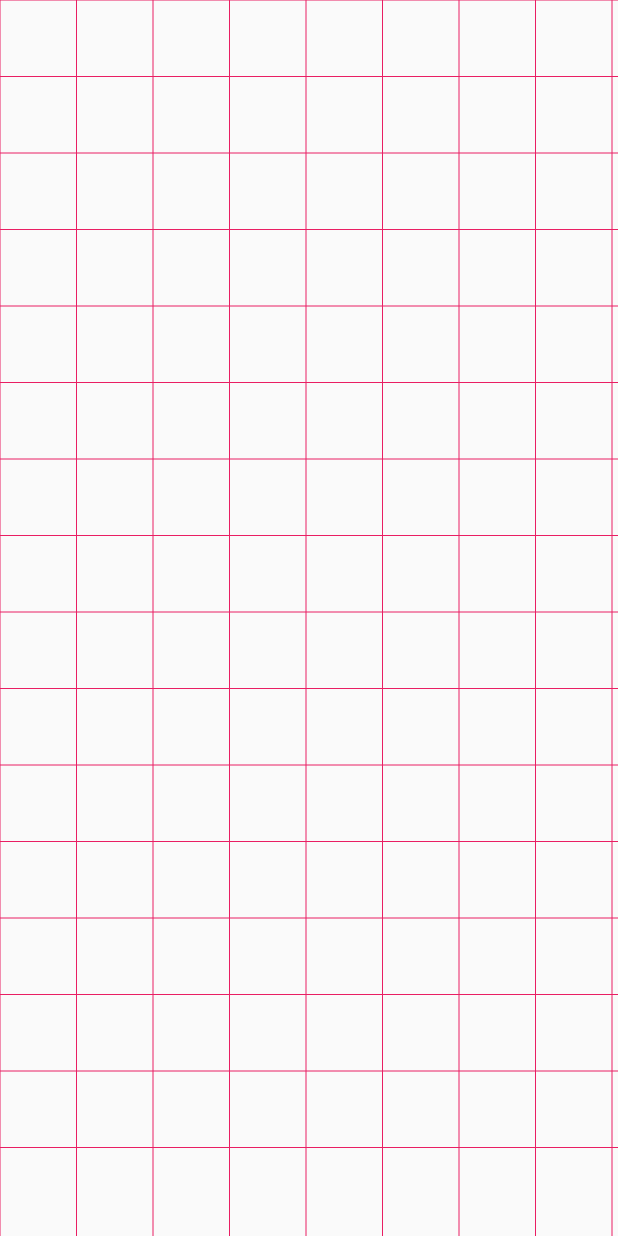
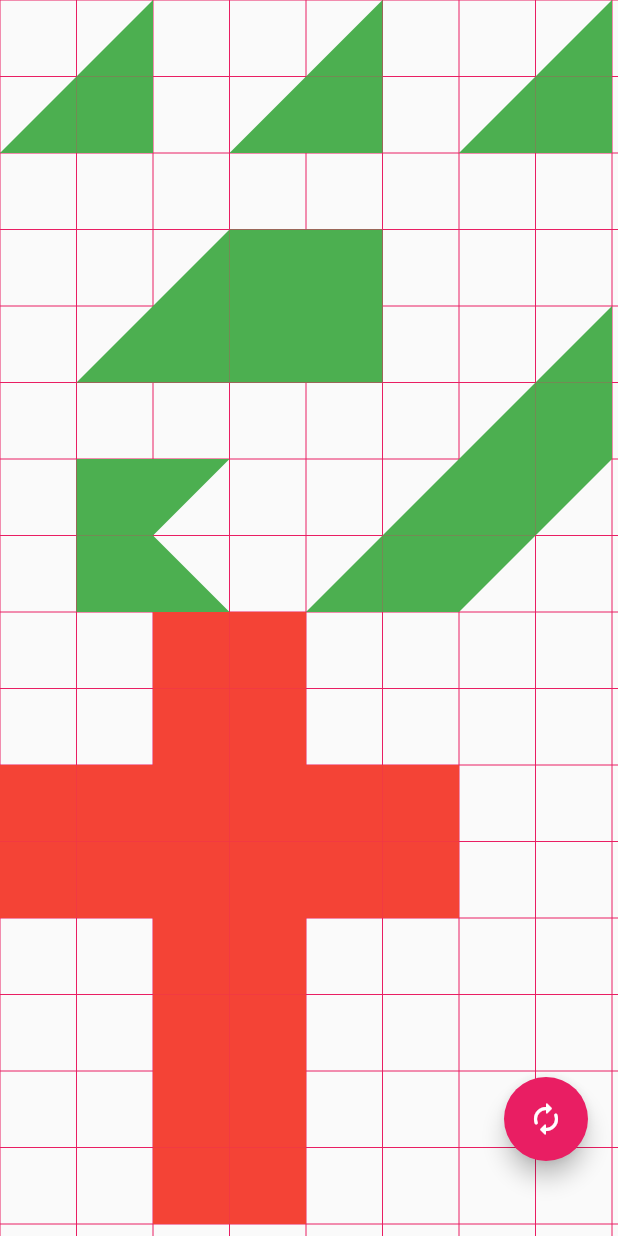
Before and after one commit to kasandrop/projectT, a Flutter app: the screen it shows after launch, on a phone screen of 412 x 824 dp. Run offline on Flutter 3.47's test engine with Material 2 defaults, Android fonts, the phone set to English and light mode, and no system bars.

Commit message:
all shapes displayed on a grid

```diff
--- /dev/null
+++ b/lib/PuzzleToSolve.dart
@@ -0,0 +1,55 @@
+import 'package:tangram/settings.dart';
+import 'package:tangram/shapes/shapes.dart';
+
+import 'coordinateSystem.dart';
+
+class PuzzleToSolve implements BaseShape {
+  //final Color color;
+  final List<PointSystem> points = [];
+  final int x;
+  final int y;
+  final Settings settings;
+
+  PuzzleToSolve({
+    //  required this.color,
+    required this.x,
+    required this.y,
+    required this.settings,
+  }) {
+    points.add(new PointSystem(dx: x + 2, dy: y));
+    points.add(new PointSystem(dx: x + 3, dy: y));
+
+    points.add(new PointSystem(dx: x + 2, dy: y + 1));
+    points.add(new PointSystem(dx: x + 3, dy: y + 1));
+
+    points.add(new PointSystem(dx: x + 2, dy: y + 2));
+    points.add(new PointSystem(dx: x + 3, dy: y + 2));
+
+    points.add(new PointSystem(dx: x + 2, dy: y + 3));
+    points.add(new PointSystem(dx: x + 3, dy: y + 3));
+
+    points.add(new PointSystem(dx: x + 2, dy: y + 4));
+    points.add(new PointSystem(dx: x + 3, dy: y + 4));
+
+    points.add(new PointSystem(dx: x + 2, dy: y + 5));
+    points.add(new PointSystem(dx: x + 3, dy: y + 5));
+
+    points.add(new PointSystem(dx: x + 2, dy: y + 6));
+    points.add(new PointSystem(dx: x + 3, dy: y + 6));
+
+    points.add(new PointSystem(dx: x + 2, dy: y + 7));
+    points.add(new PointSystem(dx: x + 3, dy: y + 7));
+
+    points.add(new PointSystem(dx: x, dy: y + 2));
+    points.add(new PointSystem(dx: x + 1, dy: y + 2));
+
+    points.add(new PointSystem(dx: x + 4, dy: y + 2));
+    points.add(new PointSystem(dx: x + 5, dy: y + 2));
+
+    points.add(new PointSystem(dx: x, dy: y + 3));
+    points.add(new PointSystem(dx: x + 1, dy: y + 3));
+
+    points.add(new PointSystem(dx: x + 4, dy: y + 3));
+    points.add(new PointSystem(dx: x + 5, dy: y + 3));
+  }
+}
--- a/lib/drawShapes.dart
+++ b/lib/drawShapes.dart
@@ -1,56 +1,146 @@
 import 'package:flutter/cupertino.dart';
+import 'package:flutter/material.dart';
 import 'package:tangram/coordinateSystem.dart';
 import 'package:tangram/settings.dart';
+import 'package:tangram/shapes/baseShape.dart';
 
 class DrawShapes extends StatelessWidget {
+  final List<BaseShape> shapes;
+
+  final Settings settings;
+  final Color color;
+
+  DrawShapes({
+    required this.shapes,
+    required this.settings,
+    required this.color,
+  });
+
+  @override
+  Widget build(BuildContext context) {
+    List<Positioned> visiblePoints = [];
+    shapes.forEach((BaseShape shape) {
+      shape.points.forEach((PointSystem point) {
+        print('visible points x:${point.dx} y:${point.dy}');
+        visiblePoints.add(Positioned(
+          top: point.dy * settings.pointSize.toDouble(),
+          left: point.dx * settings.pointSize.toDouble(),
+          child: DrawPoint(
+            settings: settings,
+            pointSystem: point,
+            color: color,
+          ),
+        ));
+      });
+    });
+    print('visible points size:${visiblePoints.length}');
+    return Stack(children: visiblePoints);
+  }
+}
+
+class DrawPoint extends StatelessWidget {
   final Settings settings;
   final PointSystem pointSystem;
+  final Color color;
 
-  DrawShapes({
+  const DrawPoint({
     required this.settings,
     required this.pointSystem,
+    required this.color,
   });
 
   @override
   Widget build(BuildContext context) {
     return CustomPaint(
-      size: Size(settings.pixelWidth.toDouble(), settings.pixelWidth.toDouble()),
+      size: Size(settings.pointSize.toDouble(), settings.pointSize.toDouble()),
       painter: FillerPainter(
-        offset: Offset(
-            settings.pixelWidth.toDouble() / 2, settings.pixelWidth.toDouble() / 2),
+        pointSize: settings.pointSize.toDouble(),
         pointSystem: pointSystem,
+        color: color,
       ),
     );
   }
 }
 
 /*
-offset the middle point in the PointSystem
+ point size ->in pixel size of the point
+
  */
+//TODO: class Settings  properties better  int or double check that
 class FillerPainter extends CustomPainter {
-  final Offset offset;
-  final int dxMiddle;
-  final int dyMiddle;
+  final double pointSize;
+  final double dxMiddle;
+  final double dyMiddle;
+  final Color color;
+
   final PointSystem pointSystem;
 
-  FillerPainter({
-    required this.offset,
+  const FillerPainter({
+    required this.pointSize,
     required this.pointSystem,
-  })   : dxMiddle = offset.dx.toInt(),
-        dyMiddle = offset.dy.toInt();
+    required this.color,
+  })   : dxMiddle = pointSize / 2,
+        //(pointSize/2).toInt()
+        dyMiddle = pointSize / 2;
 
   @override
   void paint(Canvas canvas, Size size) {
+    Path path = Path();
+    var paint = Paint();
+    paint.color = color;
+
+    // paint.strokeWidth = 3;
     if (pointSystem.east == true &&
         pointSystem.north == true &&
         pointSystem.south == true &&
-        pointSystem.west == true) {}
-    Path path = new Path();
+        pointSystem.west == true) {
+      path.moveTo(0, 0);
+      path.lineTo(pointSize, 0);
+      path.lineTo(pointSize, pointSize);
+      path.lineTo(0, pointSize);
+      path.close();
+    } else {
+      if (pointSystem.east == true) {
+        Path tempPath = Path();
+        tempPath.moveTo(dxMiddle, dyMiddle);
+        tempPath.lineTo(pointSize, 0);
+        tempPath.lineTo(pointSize, pointSize);
+        tempPath.close();
+        path.addPath(tempPath, Offset.zero);
+      }
+      if (pointSystem.south == true) {
+        Path tempPath = Path();
+        tempPath.moveTo(dxMiddle, dyMiddle);
+        tempPath.lineTo(pointSize, pointSize);
+        tempPath.lineTo(0, pointSize);
+        tempPath.close();
+        path.addPath(tempPath, Offset.zero);
+      }
+      if (pointSystem.west == true) {
+        Path tempPath = Path();
+        tempPath.moveTo(dxMiddle, dyMiddle);
+        tempPath.lineTo(0, 0);
+        tempPath.lineTo(0, pointSize);
+
+        tempPath.close();
+        path.addPath(tempPath, Offset.zero);
+      }
+      if (pointSystem.north == true) {
+        Path tempPath = Path();
+        tempPath.moveTo(dxMiddle, dyMiddle);
+        tempPath.lineTo(0, 0);
+        tempPath.lineTo(pointSize, 0);
+        tempPath.close();
+
+        path.addPath(tempPath, Offset.zero);
+      }
+    }
+
+    canvas.drawPath(path, paint);
   }
 
   @override
   bool shouldRepaint(covariant CustomPainter oldDelegate) {
-    // TODO: implement shouldRepaint
-    throw UnimplementedError();
+    return false;
   }
 }
--- a/lib/main.dart
+++ b/lib/main.dart
@@ -1,8 +1,9 @@
-import 'dart:math';
-import 'dart:ui';
-
 import 'package:flutter/material.dart';
 import 'package:tangram/settings.dart';
+import 'package:tangram/shapes/shapes.dart';
+
+import 'PuzzleToSolve.dart';
+import 'drawShapes.dart';
 
 void main() {
   runApp(MyApp());
@@ -41,14 +42,91 @@ class MyHomePage extends StatelessWidget {
   }
 }
 
+//each shape is build of positions array. blocks are states. and there is
+// a widget getShapes() which iterates all points of the shapes . Points are
+// rendered.
+
 class ScreenWidget extends StatelessWidget {
   @override
   Widget build(BuildContext context) {
     int screenWidth = MediaQuery.of(context).size.width.toInt();
     int screenHeight = MediaQuery.of(context).size.height.toInt();
-    Settings settings =
-        Settings(pixelHeight: screenHeight, pixelWidth: screenWidth, boardWidth: 8);
+    Settings settings = Settings(
+      pixelHeight: screenHeight,
+      pixelWidth: screenWidth,
+      boardWidth: 8,
+    );
     print(settings);
+    return Stack(
+      children: <Widget>[
+        Positioned(
+          top: 0,
+          left: 0,
+          child: WidgetGridLines(
+            settings: settings,
+          ),
+        ),
+        Positioned(
+            top: 0,
+            left: 0,
+            child: Container(
+              height: MediaQuery.of(context).size.height,
+              width: MediaQuery.of(context).size.width,
+              child: DrawShapes(
+                shapes: [
+                  Trapezoid(x: 4, y: 7),
+                  RectangleWithTriangle(x: 1, y: 4),
+                  Triangle(x: 0, y: 1),
+                  Triangle(x: 3, y: 1),
+                  Triangle(x: 6, y: 1),
+                  RectangleWithoutTriangle(x: 1, y: 6),
+                ],
+                color: Colors.green,
+                settings: settings,
+              ),
+            )),
+        Positioned(
+            top: 0,
+            left: 0,
+            child: Container(
+              height: MediaQuery.of(context).size.height,
+              width: MediaQuery.of(context).size.width,
+              child: DrawShapes(
+                shapes: [
+                  PuzzleToSolve(
+                    x: 0,
+                    y: 8,
+                    settings: settings,
+                  )
+                ],
+                settings: settings,
+                color: Colors.red,
+              ),
+            )),
+        Positioned(
+          bottom: 50,
+          right: 20,
+          child: Container(
+            child: FloatingActionButton(
+              onPressed: () => print('marcin'),
+              child: Icon(Icons.autorenew_rounded),
+            ),
+          ),
+        ),
+      ],
+    );
+  }
+}
+
+class WidgetGridLines extends StatelessWidget {
+  final Settings settings;
+
+  const WidgetGridLines({
+    required this.settings,
+  });
+
+  @override
+  Widget build(BuildContext context) {
     return CustomPaint(
       painter: LinesGrid(
         color: Theme.of(context).primaryColor,
@@ -97,7 +175,7 @@ class LinesGrid extends CustomPainter {
       path.lineTo(offset1.dx, offset2.dy);
       path.moveTo(offset1.dx, offset1.dy);
     }
-    for (int i = 0; i < boardHeight; i++) {
+    for (int i = 0; i <= boardHeight; i++) {
       var offset1 = startPoint + Offset(0, (i * pointSize).toDouble());
       var offset2 = offset1 + Offset(pixelWidth.toDouble(), 0);
       path.moveTo(offset1.dx, offset1.dy);
@@ -110,7 +188,7 @@ class LinesGrid extends CustomPainter {
   @override
   bool shouldRepaint(covariant CustomPainter oldDelegate) => false;
 }
-
+/*
 class ShapePainter extends CustomPainter {
   @override
   void paint(Canvas canvas, Size size) {
@@ -149,3 +227,4 @@ class ShapePainter extends CustomPainter {
     return false;
   }
 }
+*/
--- a/lib/settings.dart
+++ b/lib/settings.dart
@@ -1,19 +1,17 @@
-import 'package:flutter/material.dart';
-
 class Settings {
   //-- how many points
   final int boardWidth; //8
   final int boardHeight;
 
-  //-- pointSize is e rectangle whi9ch consists of 4 triangles
+  //-- pointSize is a rectangle which consists of 4 triangles
   final int pointSize;
 
-  //--- area for covering the shape
+  //--- area for covering the shape, whole screen or MediaQuery
   final int pixelWidth;
   final int pixelHeight;
 
   //--- point in the middle of rectangle
-  final Offset middlePoint;
+  //final Offset middlePoint;
 
   const Settings(
       {required this.pixelWidth, required this.pixelHeight, this.boardWidth = 8})
--- a/lib/shapes/baseShape.dart
+++ b/lib/shapes/baseShape.dart
@@ -3,12 +3,10 @@ import 'package:flutter/material.dart';
 import '../coordinateSystem.dart';
 
 abstract class BaseShape {
-  final int width;
+  // final int width;
   final Color color;
+  final Offset origin;
   final List<PointSystem> points = [];
 
-  BaseShape({
-    required this.color,
-    required this.width,
-  });
+  BaseShape();
 }
--- /dev/null
+++ b/lib/shapes/rectangleWithTriangle.dart
@@ -0,0 +1,19 @@
+import '../coordinateSystem.dart';
+import 'baseShape.dart';
+
+class RectangleWithTriangle extends BaseShape {
+  RectangleWithTriangle({
+    required int x,
+    required int y,
+  }) : super(
+        //color: Colors.red,
+        ) {
+    points.add(PointSystem(dx: x, dy: y, west: false, north: false));
+    points.add(PointSystem(dx: x + 1, dy: y));
+    points.add(PointSystem(dx: x + 1, dy: y - 1, west: false, north: false));
+    points.add(PointSystem(dx: x + 2, dy: y));
+    points.add(PointSystem(dx: x + 3, dy: y));
+    points.add(PointSystem(dx: x + 2, dy: y - 1));
+    points.add(PointSystem(dx: x + 3, dy: y - 1));
+  }
+}
--- /dev/null
+++ b/lib/shapes/rectangleWithoutTriangle.dart
@@ -0,0 +1,21 @@
+import '../coordinateSystem.dart';
+import 'baseShape.dart';
+
+class RectangleWithoutTriangle extends BaseShape {
+  RectangleWithoutTriangle({
+    required int x,
+    required int y,
+  }) : super(
+        //  color: Colors.red,
+        ) {
+    {
+      points.add(PointSystem(
+        dx: x,
+        dy: y,
+      ));
+      points.add(PointSystem(dx: x + 1, dy: y, east: false, south: false));
+      points.add(PointSystem(dx: x + 1, dy: y + 1, east: false, north: false));
+      points.add(PointSystem(dx: x, dy: y + 1));
+    }
+  }
+}
--- /dev/null
+++ b/lib/shapes/shapes.dart
@@ -0,0 +1,5 @@
+export 'baseShape.dart';
+export 'rectangleWithTriangle.dart';
+export 'rectangleWithoutTriangle.dart';
+export 'trapezoid.dart';
+export 'triangle.dart';
--- a/lib/shapes/trapezoid.dart
+++ b/lib/shapes/trapezoid.dart
@@ -1,31 +1,28 @@
-import 'package:flutter/material.dart';
-
 import '../coordinateSystem.dart';
 import 'baseShape.dart';
 
 class Trapezoid extends BaseShape {
   //final List<PointSystem> points = [];
-  Trapezoid({required width})
-      : super(
-          color: Colors.red,
-          width: width,
+  Trapezoid({
+    required int x,
+    required int y,
+  }) : super(
+        //   color: Colors.red,
         ) {
-    points
-        .add(PointSystem(dx: (width / 2 - 1).floor(), dy: 0, west: false, north: false));
-    points.add(PointSystem(dx: (width / 2).floor(), dy: 0));
-    points
-        .add(PointSystem(dx: (width / 2 + 1).floor(), dy: 0, east: false, south: false));
+    points.add(PointSystem(dx: x, dy: y, west: false, north: false));
+    points.add(PointSystem(dx: x + 1, dy: y));
+    points.add(PointSystem(dx: x + 2, dy: y, east: false, south: false));
+
 //----
-    points
-        .add(PointSystem(dx: (width / 2 - 2).floor(), dy: -1, west: false, north: false));
-    points.add(PointSystem(dx: (width / 2 - 1).floor(), dy: -1));
-    points.add(PointSystem(dx: (width / 2).floor(), dy: -1, east: false, south: false));
+    points.add(PointSystem(dx: x + 1, dy: y - 1, west: false, north: false));
+    points.add(PointSystem(dx: x + 2, dy: y - 1));
+    points.add(PointSystem(dx: x + 3, dy: y - 1, east: false, south: false));
+
 //---
-    points.add(PointSystem(dx: (width / 2 - 2).floor(), dy: -2));
-    points
-        .add(PointSystem(dx: (width / 2 - 1).floor(), dy: -2, east: false, south: false));
+    points.add(PointSystem(dx: x + 2, dy: y - 2, west: false, north: false));
+    points.add(PointSystem(dx: x + 3, dy: y - 2));
+
     //----
-    points
-        .add(PointSystem(dx: (width / 2 - 2).floor(), dy: -3, east: false, south: false));
+    points.add(PointSystem(dx: x + 3, dy: y - 3, west: false, north: false));
   }
 }
--- a/lib/shapes/triangle.dart
+++ b/lib/shapes/triangle.dart
@@ -1,23 +1,23 @@
-import 'package:flutter/material.dart';
 import 'package:tangram/shapes/baseShape.dart';
 
 import '../coordinateSystem.dart';
 
 class Triangle extends BaseShape {
   //final List<PointSystem> points = [];
-  Triangle({required width})
-      : super(
-          color: Colors.red,
-          width: width,
+  Triangle({
+    required int x,
+    required int y,
+  }) : super(
+        //  color: Colors.red,
         ) {
     points.add(
-      PointSystem(dx: (width / 2 - 1).floor(), dy: 0),
+      PointSystem(dx: x, dy: y, west: false, north: false),
     );
     points.add(
-      PointSystem(dx: (width / 2).floor(), dy: 0, east: false, south: false),
+      PointSystem(dx: x + 1, dy: y),
     );
     points.add(
-      PointSystem(dx: (width / 2 - 1).floor(), dy: -1, east: false, south: false),
+      PointSystem(dx: x + 1, dy: y - 1, west: false, north: false),
     );
   }
 }
```
Also changed, not shown: lib/shapes/rectangleWithriangle.dart (deleted, +0 -18 lines), 1 other file.
